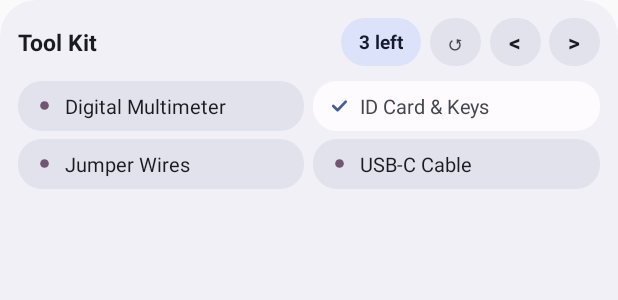
After one commit to Cool-Chi/total-check, an Android app built with Jetpack Compose: the layout widget_preview_checklist_grid.xml on its own in the app's theme, with its tools: preview values and no code run, on a phone screen of 412 x 824 dp. The commit adds this screen. Shown: the top 300 px of the screen. Run offline under Robolectric (Android 15) with nearby library versions, the phone set to English and light mode, and no system bars.

Commit message:
feat(widget): 新增動態 previewLayout 與多小工具命名規範
新增靜態 3x2 previewLayout（widget_preview_checklist_grid）與 API < 31 向量備援，更新三語系小工具中繼資料／預覽字串，並將 provider info 重新命名為 widget_info_checklist_grid（保留 TotalCheckWidgetReceiver）。

```diff
--- a/app/src/main/AndroidManifest.xml
+++ b/app/src/main/AndroidManifest.xml
@@ -21,13 +21,13 @@
         <receiver
             android:name=".data.widget.TotalCheckWidgetReceiver"
             android:exported="true"
-            android:label="@string/widget_name">
+            android:label="@string/widget_checklist_grid_name">
             <intent-filter>
                 <action android:name="android.appwidget.action.APPWIDGET_UPDATE" />
             </intent-filter>
             <meta-data
                 android:name="android.appwidget.provider"
-                android:resource="@xml/total_check_widget_info" />
+                android:resource="@xml/widget_info_checklist_grid" />
         </receiver>
 
         <service
--- /dev/null
+++ b/app/src/main/res/layout/widget_preview_checklist_grid.xml
@@ -0,0 +1,197 @@
+<?xml version="1.0" encoding="utf-8"?>
+<LinearLayout xmlns:android="http://schemas.android.com/apk/res/android"
+    android:layout_width="match_parent"
+    android:layout_height="match_parent"
+    android:background="@drawable/widget_bg_rounded"
+    android:clipToOutline="true"
+    android:orientation="vertical"
+    android:paddingBottom="10dp"
+    android:paddingEnd="12dp"
+    android:paddingStart="12dp"
+    android:paddingTop="10dp">
+
+    <!-- Simulated Primary Header Row (3x2 Standard Tier) -->
+    <LinearLayout
+        android:layout_width="match_parent"
+        android:layout_height="36dp"
+        android:gravity="center_vertical"
+        android:orientation="horizontal">
+
+        <TextView
+            android:layout_width="0dp"
+            android:layout_height="wrap_content"
+            android:layout_weight="1"
+            android:ellipsize="end"
+            android:gravity="center_vertical"
+            android:maxLines="1"
+            android:minHeight="32dp"
+            android:paddingBottom="2dp"
+            android:paddingTop="2dp"
+            android:text="@string/widget_preview_title"
+            android:textColor="@color/widget_on_surface"
+            android:textSize="15sp"
+            android:textStyle="bold" />
+
+        <TextView
+            android:layout_width="wrap_content"
+            android:layout_height="32dp"
+            android:layout_marginStart="6dp"
+            android:background="@drawable/widget_pill_secondary_container"
+            android:ellipsize="end"
+            android:gravity="center"
+            android:maxLines="1"
+            android:paddingBottom="5dp"
+            android:paddingEnd="12dp"
+            android:paddingStart="12dp"
+            android:paddingTop="5dp"
+            android:text="@string/widget_preview_count"
+            android:textColor="@color/widget_on_secondary_container"
+            android:textSize="12.5sp"
+            android:textStyle="bold" />
+
+        <TextView
+            android:layout_width="34dp"
+            android:layout_height="32dp"
+            android:layout_marginStart="6dp"
+            android:background="@drawable/widget_pill_surface_variant"
+            android:gravity="center"
+            android:maxLines="1"
+            android:text="@string/widget_reset_icon"
+            android:textColor="@color/widget_on_surface_variant"
+            android:textSize="13sp"
+            android:textStyle="bold" />
+
+        <TextView
+            android:layout_width="34dp"
+            android:layout_height="32dp"
+            android:layout_marginStart="6dp"
+            android:background="@drawable/widget_pill_surface_variant"
+            android:gravity="center"
+            android:maxLines="1"
+            android:text="@string/widget_prev_checklist"
+            android:textColor="@color/widget_on_surface"
+            android:textSize="15sp"
+            android:textStyle="bold" />
+
+        <TextView
+            android:layout_width="34dp"
+            android:layout_height="32dp"
+            android:layout_marginStart="5dp"
+            android:background="@drawable/widget_pill_surface_variant"
+            android:gravity="center"
+            android:maxLines="1"
+            android:text="@string/widget_next_checklist"
+            android:textColor="@color/widget_on_surface"
+            android:textSize="15sp"
+            android:textStyle="bold" />
+    </LinearLayout>
+
+    <!-- Simulated Dual-Column Bento Grid (2x2 Dual-State Contrast) -->
+    <LinearLayout
+        android:layout_width="match_parent"
+        android:layout_height="0dp"
+        android:layout_marginTop="8dp"
+        android:layout_weight="1"
+        android:orientation="vertical">
+
+        <!-- Row 1: Unchecked Bright Tile + Checked Sunken Tile -->
+        <LinearLayout
+            android:layout_width="match_parent"
+            android:layout_height="wrap_content"
+            android:baselineAligned="false"
+            android:gravity="center_vertical"
+            android:orientation="horizontal"
+            android:paddingBottom="5dp"
+            android:weightSum="2">
+
+            <TextView
+                android:layout_width="0dp"
+                android:layout_height="wrap_content"
+                android:layout_weight="1"
+                android:background="@drawable/widget_pill_surface_high"
+                android:drawablePadding="6dp"
+                android:drawableStart="@drawable/widget_ic_dot_unchecked"
+                android:ellipsize="end"
+                android:gravity="center_vertical|start"
+                android:maxLines="1"
+                android:paddingBottom="7dp"
+                android:paddingEnd="10dp"
+                android:paddingStart="10dp"
+                android:paddingTop="7dp"
+                android:singleLine="true"
+                android:text="@string/widget_preview_item_1"
+                android:textColor="@color/widget_on_surface"
+                android:textSize="13sp" />
+
+            <TextView
+                android:layout_width="0dp"
+                android:layout_height="wrap_content"
+                android:layout_marginStart="6dp"
+                android:layout_weight="1"
+                android:background="@drawable/widget_pill_surface_low"
+                android:drawablePadding="6dp"
+                android:drawableStart="@drawable/widget_ic_check_checked"
+                android:ellipsize="end"
+                android:gravity="center_vertical|start"
+                android:maxLines="1"
+                android:paddingBottom="7dp"
+                android:paddingEnd="10dp"
+                android:paddingStart="10dp"
+                android:paddingTop="7dp"
+                android:singleLine="true"
+                android:text="@string/widget_preview_item_2"
+                android:textColor="@color/widget_on_surface_variant"
+                android:textSize="13sp" />
+        </LinearLayout>
+
+        <!-- Row 2: Unchecked Bright Tiles -->
+        <LinearLayout
+            android:layout_width="match_parent"
+            android:layout_height="wrap_content"
+            android:baselineAligned="false"
+            android:gravity="center_vertical"
+            android:orientation="horizontal"
+            android:paddingBottom="5dp"
+            android:weightSum="2">
+
+            <TextView
+                android:layout_width="0dp"
+                android:layout_height="wrap_content"
+                android:layout_weight="1"
+                android:background="@drawable/widget_pill_surface_high"
+                android:drawablePadding="6dp"
+                android:drawableStart="@drawable/widget_ic_dot_unchecked"
+                android:ellipsize="end"
+                android:gravity="center_vertical|start"
+                android:maxLines="1"
+                android:paddingBottom="7dp"
+                android:paddingEnd="10dp"
+                android:paddingStart="10dp"
+                android:paddingTop="7dp"
+                android:singleLine="true"
+                android:text="@string/widget_preview_item_3"
+                android:textColor="@color/widget_on_surface"
+                android:textSize="13sp" />
+
+            <TextView
+                android:layout_width="0dp"
+                android:layout_height="wrap_content"
+                android:layout_marginStart="6dp"
+                android:layout_weight="1"
+                android:background="@drawable/widget_pill_surface_high"
+                android:drawablePadding="6dp"
+                android:drawableStart="@drawable/widget_ic_dot_unchecked"
+                android:ellipsize="end"
+                android:gravity="center_vertical|start"
+                android:maxLines="1"
+                android:paddingBottom="7dp"
+                android:paddingEnd="10dp"
+                android:paddingStart="10dp"
+                android:paddingTop="7dp"
+                android:singleLine="true"
+                android:text="@string/widget_preview_item_4"
+                android:textColor="@color/widget_on_surface"
+                android:textSize="13sp" />
+        </LinearLayout>
+    </LinearLayout>
+</LinearLayout>
--- a/app/src/main/res/values/strings.xml
+++ b/app/src/main/res/values/strings.xml
@@ -80,7 +80,14 @@
 
     <!-- Desktop Widget (M8) -->
     <string name="widget_name">TotalCheck</string>
-    <string name="widget_description">Quickly check off items and switch checklists from your home screen.</string>
+    <string name="widget_checklist_grid_name">Checklist Grid</string>
+    <string name="widget_checklist_grid_description">Adaptive multi-size bento grid for instant tool checking</string>
+    <string name="widget_preview_title">Tool Kit</string>
+    <string name="widget_preview_count">3 left</string>
+    <string name="widget_preview_item_1">Digital Multimeter</string>
+    <string name="widget_preview_item_2">ID Card &amp; Keys</string>
+    <string name="widget_preview_item_3">Jumper Wires</string>
+    <string name="widget_preview_item_4">USB-C Cable</string>
     <string name="widget_left_count">%1$d left</string>
     <string name="widget_left_filtered">%1$d left · Unchecked</string>
     <string name="widget_all_set_short">✓ All set</string>
```
Also changed, not shown: app/src/main/res/drawable/widget_preview_checklist_grid_fallback.xml (added, +82 -0 lines), app/src/main/res/xml/widget_info_checklist_grid.xml (renamed from app/src/main/res/xml/total_check_widget_info.xml, +4 -3 lines), 2 other files.
